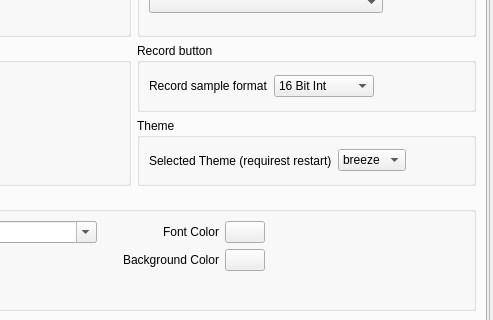
CsoundQt/CsoundQt, file src/configdialog.ui: the form before one commit; both pictures show x 226 to 719 and y 94 to 414 of the 719 by 736 pixel window.
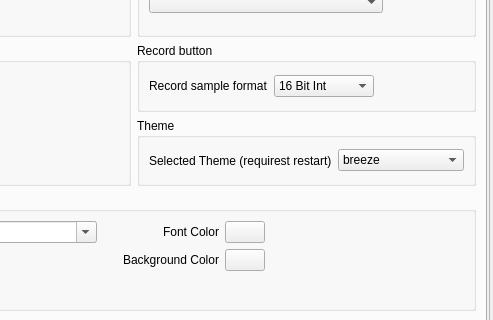
The form after the commit. The open tabs and pages were chosen to show the change.

```diff
--- a/src/configdialog.ui
+++ b/src/configdialog.ui
@@ -1765,19 +1765,6 @@
                 </item>
                </widget>
               </item>
-              <item>
-               <spacer name="horizontalSpacer_20">
-                <property name="orientation">
-                 <enum>Qt::Horizontal</enum>
-                </property>
-                <property name="sizeHint" stdset="0">
-                 <size>
-                  <width>40</width>
-                  <height>20</height>
-                 </size>
-                </property>
-               </spacer>
-              </item>
              </layout>
             </widget>
            </item>
```
Left out of the diff: 7 changed lines with no effect on the pictures.
